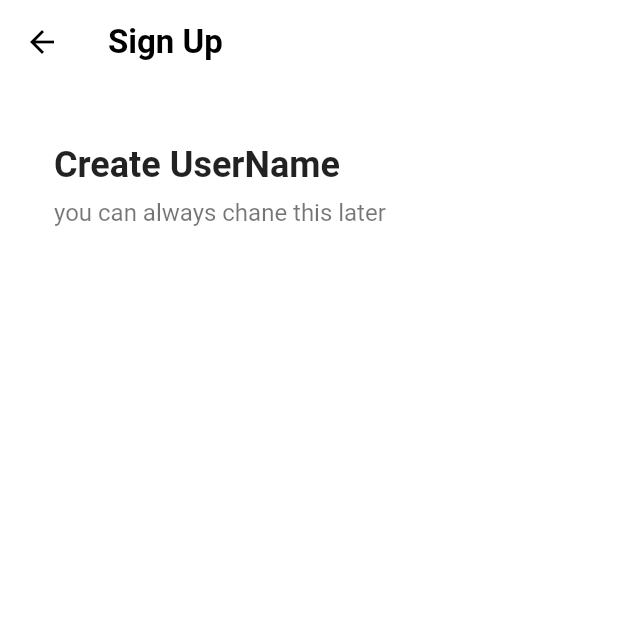
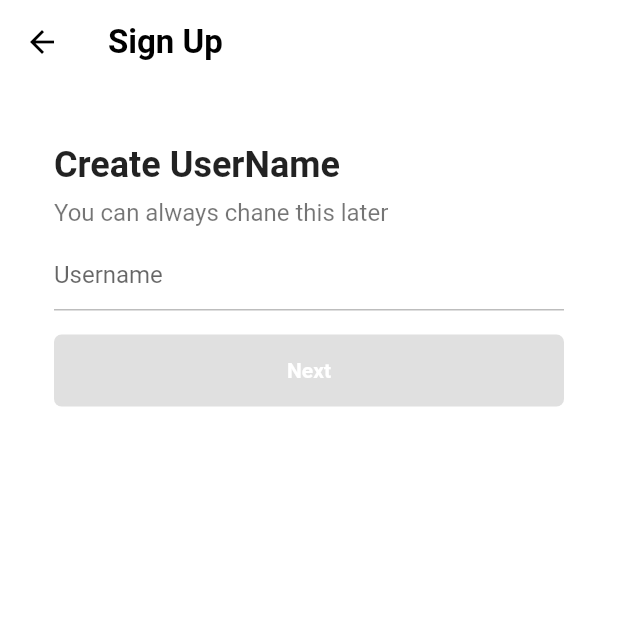
Before and after one commit to sonny8569/TikTok_project, a Flutter app: the screen it shows after launch, after a tap on "Use email & apssword", on a phone screen of 412 x 824 dp, the top half of it. Run offline on Flutter 3.47's test engine with Material 2 defaults, Android fonts, the phone set to English and light mode, and no system bars; our stand-ins replace font_awesome_flutter.

Commit message:
함수 기능 변경 username 버튼 기능 완성

```diff
--- a/lib/features/authentication/email_screen.dart
+++ /dev/null
@@ -1,41 +0,0 @@
-import 'package:flutter/cupertino.dart';
-import 'package:flutter/material.dart';
-import 'package:tiktok_project/constants/gaps.dart';
-import 'package:tiktok_project/constants/sizes.dart';
-
-class EmailScreen extends StatelessWidget{
-  const EmailScreen({super.key});
-
-  @override
-  Widget build(BuildContext context){
-    return Scaffold(
-      backgroundColor: Colors.white,
-      appBar: AppBar(
-        elevation: 0,
-        title : const Text("Sign Up",
-        ),
-      ),
-      body: Padding(
-        padding: const EdgeInsets.symmetric(
-
-            horizontal :Sizes.size36),
-        child: Column(
-            crossAxisAlignment: CrossAxisAlignment.start,
-            children: const [
-              Gaps.v40,
-          Text("Create UserName" , style:TextStyle(
-            fontSize: Sizes.size24,
-            fontWeight: FontWeight.w700,
-           ),
-          ),
-          Gaps.v8,
-          Text("you can always chane this later" , style:TextStyle(
-            fontSize: Sizes.size16,
-            color : Colors.black54,
-          ),
-          ),
-        ]),
-      ),
-    );
-  }
-}
--- a/lib/features/authentication/sign_up_screen.dart
+++ b/lib/features/authentication/sign_up_screen.dart
@@ -5,6 +5,7 @@
 import 'package:tiktok_project/constants/sizes.dart';
 import 'package:tiktok_project/features/authentication/email_screen.dart';
 import 'package:tiktok_project/features/authentication/login_screen.dart';
+import 'package:tiktok_project/features/authentication/username_screen.dart';
 import 'package:tiktok_project/features/authentication/widgets/auth_button.dart';
 
 class SignUpScreen extends StatelessWidget{
@@ -19,7 +20,7 @@
   void _onEmailTap(BuildContext context) {
     Navigator.of(context).push(
       MaterialPageRoute(
-        builder: (context) => EmailScreen(),
+        builder: (context) => UserNameScreen(),
       ),
     );
   }
--- a/lib/features/authentication/username_screen.dart
+++ b/lib/features/authentication/username_screen.dart
@@ -0,0 +1,95 @@
+import 'package:flutter/cupertino.dart';
+import 'package:flutter/material.dart';
+import 'package:tiktok_project/constants/gaps.dart';
+import 'package:tiktok_project/constants/sizes.dart';
+
+class UserNameScreen extends StatefulWidget{
+  const UserNameScreen({super.key});
+
+  @override
+  State<UserNameScreen> createState() => _UserNameScreenState();
+}
+
+
+class _UserNameScreenState extends State<UserNameScreen> {
+  final TextEditingController _usernameController = TextEditingController();
+  String _userName = "";
+
+  @override
+  void initState() {
+    super.initState();
+    _usernameController.addListener((){
+      setState(() {
+        _userName = _usernameController.text;
+      });
+    });
+  }
+
+  @override
+  Widget build(BuildContext context){
+    return Scaffold(
+      backgroundColor: Colors.white,
+      appBar: AppBar(
+        elevation: 0,
+        title : const Text("Sign Up",
+        ),
+      ),
+      body: Padding(
+        padding: const EdgeInsets.symmetric(
+
+            horizontal :Sizes.size36),
+        child: Column(
+            crossAxisAlignment: CrossAxisAlignment.start,
+            children:  [
+              Gaps.v40,
+              Text("Create UserName" , style:TextStyle(
+                fontSize: Sizes.size24,
+                fontWeight: FontWeight.w700,
+              ),
+              ),
+              Gaps.v8,
+              Text("You can always chane this later" , style:TextStyle(
+                fontSize: Sizes.size16,
+                color : Colors.black54,
+                ),
+              ),
+              Gaps.v8,
+              TextField(
+                controller: _usernameController,
+                decoration:  InputDecoration(
+                  hintText: "Username",
+                  enabledBorder: UnderlineInputBorder(
+                    borderSide: BorderSide(
+                      color : Colors.grey.shade400,
+                    ),
+                  ),
+                  focusedBorder: UnderlineInputBorder(
+                    borderSide: BorderSide(
+                      color : Colors.grey.shade400,
+                    ),
+                  ),
+                ),
+                cursorColor: Theme.of(context).primaryColor,
+              ),
+              Gaps.v16,
+              FractionallySizedBox(
+                widthFactor: 1,
+                child: AnimatedContainer(
+                  padding:EdgeInsets.symmetric(vertical: Sizes.size16) ,
+                  decoration: BoxDecoration(
+                    color: _userName.isEmpty ? Colors.grey.shade300 : Theme.of(context).primaryColor,
+                    borderRadius:  BorderRadius.circular(Sizes.size5),
+                  ),
+                  child: Text('Next' ,
+                    textAlign: TextAlign.center,
+                    style: TextStyle(color:Colors.white,
+                     fontWeight: FontWeight.w600),
+                    ),
+                  duration: Duration(microseconds:500),
+                ),
+              ),
+            ]),
+      ),
+    );
+  }
+}
```
